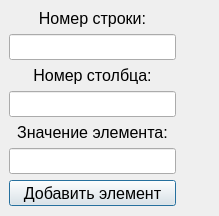
Qt form designs/AddWindow.ui (Wolfram3387/maria_matrix) before a commit.
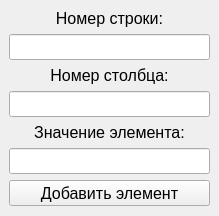
The same form after that commit.

Diff of the .ui file:
```diff
--- a/designs/AddWindow.ui
+++ b/designs/AddWindow.ui
@@ -1,7 +1,7 @@
 <?xml version="1.0" encoding="UTF-8"?>
 <ui version="4.0">
- <class>Dialog</class>
- <widget class="QDialog" name="Dialog">
+ <class>MainWindow</class>
+ <widget class="QMainWindow" name="MainWindow">
   <property name="geometry">
    <rect>
     <x>0</x>
@@ -12,28 +12,22 @@
   </property>
   <property name="minimumSize">
    <size>
-    <width>219</width>
+    <width>169</width>
     <height>216</height>
    </size>
   </property>
   <property name="maximumSize">
    <size>
     <width>400</width>
-    <height>400</height>
+    <height>300</height>
    </size>
   </property>
   <property name="windowTitle">
    <string>Dialog</string>
   </property>
-  <widget class="QWidget" name="verticalLayoutWidget">
-   <property name="geometry">
-    <rect>
-     <x>9</x>
-     <y>9</y>
-     <width>167</width>
-     <height>198</height>
-    </rect>
-   </property>
+  <widget class="QWidget" name="centralwidget">
+   <layout class="QHBoxLayout" name="horizontalLayout">
+    <item>
    <layout class="QVBoxLayout" name="verticalLayout">
     <item>
      <widget class="QLabel" name="label">
@@ -139,6 +133,8 @@
        <string>Добавить элемент</string>
       </property>
      </widget>
+      </item>
+     </layout>
     </item>
    </layout>
   </widget>
```
Left out of the diff: 2 changed lines with no effect on the pictures. Lines whose indentation alone changed are shown as unchanged.
